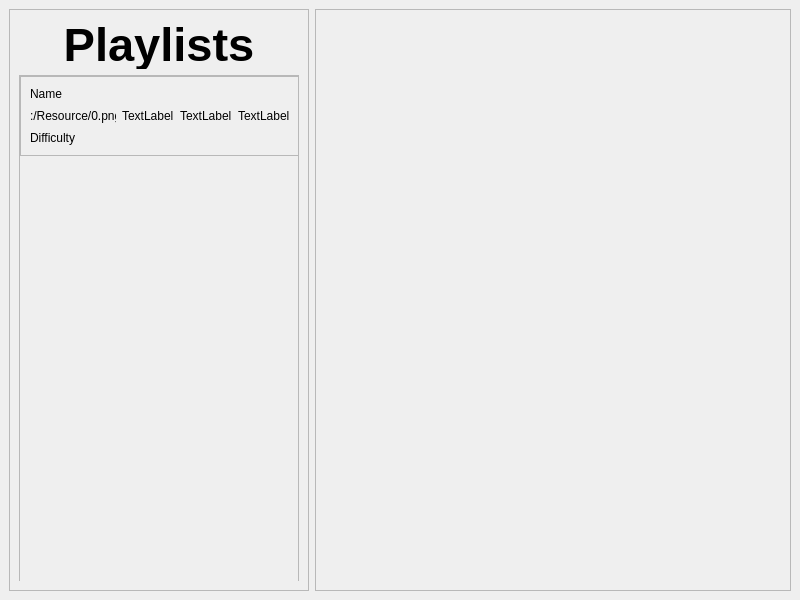
The window that mainwindow.ui (cscmieu/Democratic-Stratagem-Trainer) describes before a commit, drawn with Qt 5.
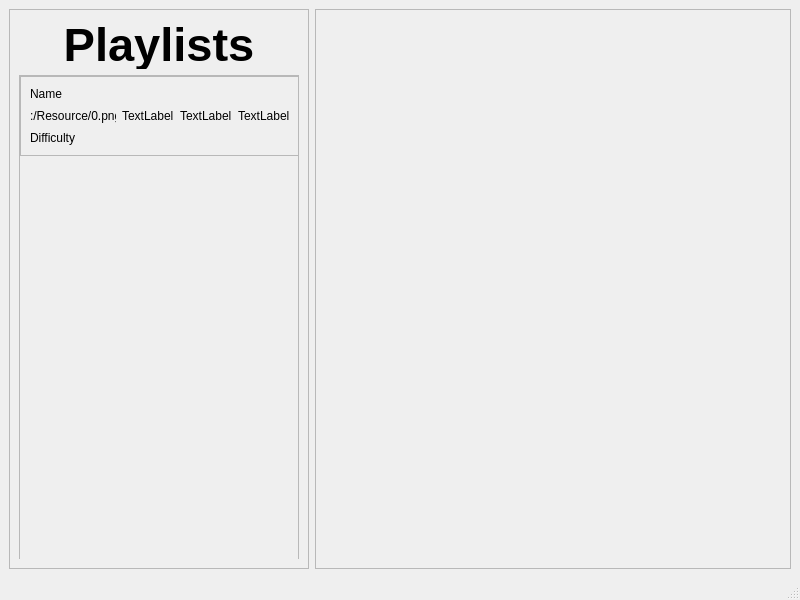
The same window after the commit.

Commit message: really added status bar

```diff
--- a/mainwindow.ui
+++ b/mainwindow.ui
@@ -164,6 +164,7 @@
     </item>
    </layout>
   </widget>
+  <widget class="QStatusBar" name="statusBar"/>
  </widget>
  <resources/>
  <connections/>
```
